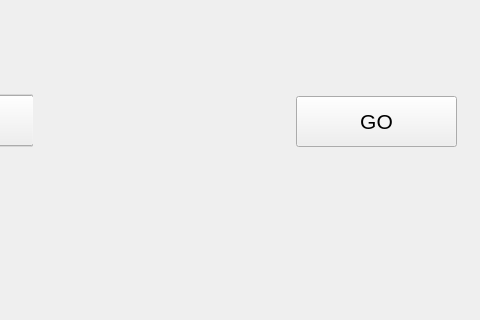
Qt form A9/mainwindow.ui (DarkoAdair/Projects) before a commit; both pictures show x 944 to 1424 and y 0 to 320 of the 1424 by 749 pixel window.
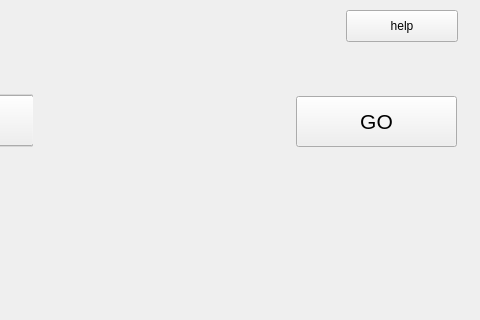
The same form after that commit. Icons and pictures are not drawn.

```diff
--- a/A9/mainwindow.ui
+++ b/A9/mainwindow.ui
@@ -391,6 +391,19 @@
      <enum>QFrame::Raised</enum>
     </property>
    </widget>
+   <widget class="QPushButton" name="helpButton">
+    <property name="geometry">
+     <rect>
+      <x>1290</x>
+      <y>10</y>
+      <width>112</width>
+      <height>32</height>
+     </rect>
+    </property>
+    <property name="text">
+     <string>help</string>
+    </property>
+   </widget>
    <zorder>playField</zorder>
    <zorder>finish1Label</zorder>
    <zorder>label</zorder>
```
Left out of the diff: 3 changed lines with no effect on the pictures.
